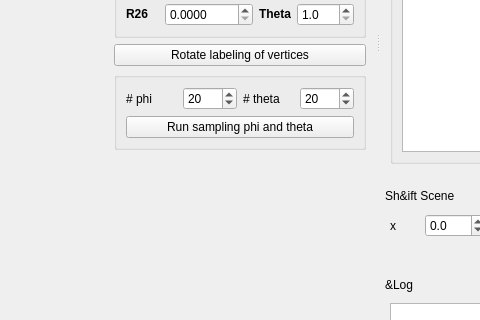
Before: the Qt Designer form couplerCurve.ui in Legersky/SpatialGraphEmbeddings, drawn with Qt 5; both pictures show x 407 to 887 and y 457 to 777 of the 1106 by 978 pixel window.
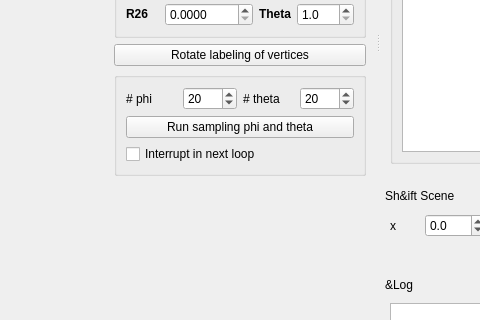
After: the same form once the commit is applied.

```diff
--- a/couplerCurve.ui
+++ b/couplerCurve.ui
@@ -722,6 +722,16 @@
              </property>
             </widget>
            </item>
+           <item row="4" column="0" colspan="4">
+            <widget class="QCheckBox" name="interrupt">
+             <property name="text">
+              <string>Interrupt in next loop</string>
+             </property>
+             <property name="checked">
+              <bool>false</bool>
+             </property>
+            </widget>
+           </item>
           </layout>
          </widget>
         </item>
```
